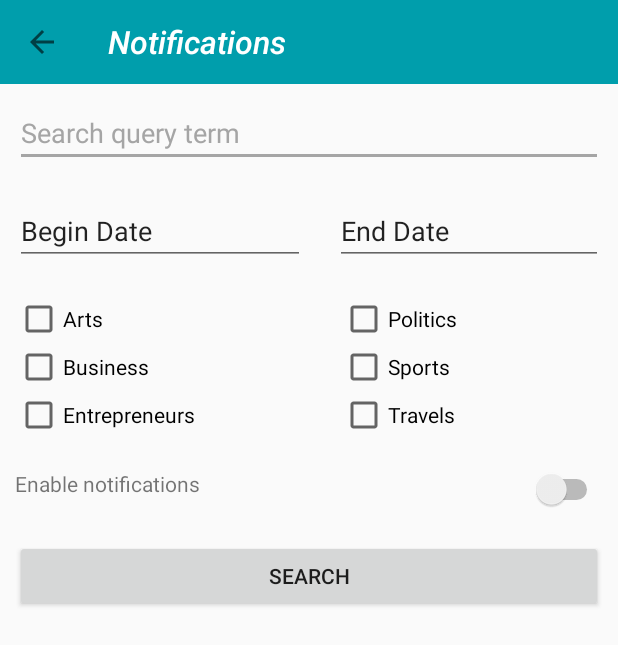
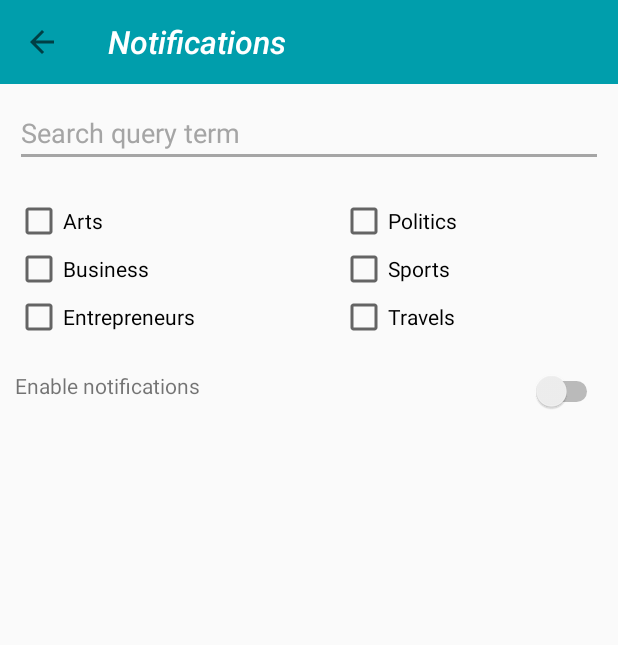
Before and after one commit to JohanneBoisvilliers/MyNews, an Android app: the screen it shows after launch (SearchActivity), after a tap on "Paramètres", on a phone screen of 412 x 824 dp. Shown: the top 645 px of the screen. Run offline under Robolectric (Android 15) with nearby library versions, the phone set to English and light mode, and no system bars; our stand-ins replace ButterKnife, RxJava; network calls fail; pictures from the network do not load.

Commit message:
Now SearchActivity load a different fragment depending on what button was pressed by the user, search or menu button in the mainActivity

```diff
--- a/app/src/main/java/com/example/jbois/mynews/Controllers/Activities/SearchActivity.java
+++ b/app/src/main/java/com/example/jbois/mynews/Controllers/Activities/SearchActivity.java
@@ -27,7 +27,11 @@ public class SearchActivity extends AppCompatActivity {
 
         this.setPageTitle();
         this.configureAndShowSearchFragment();
-        //this.configureFragmentContent();
+
+        Bundle bundle = new Bundle();
+        bundle.putString("TITLE", mPageTitle);
+        mSearchFragment.setArguments(bundle);
+
     }
     //Set the title in terms of what button user has pressed on the MainActivity toolbar and set the home button visible
     private void setPageTitle(){
@@ -51,11 +55,4 @@ public class SearchActivity extends AppCompatActivity {
         }
     }
 
-    private void configureFragmentContent (){
-        if(mPageTitle.equals("Search Articles")){
-        }else{
-
-        }
-    }
-
 }
--- a/app/src/main/java/com/example/jbois/mynews/Controllers/Fragments/SearchFragment.java
+++ b/app/src/main/java/com/example/jbois/mynews/Controllers/Fragments/SearchFragment.java
@@ -6,14 +6,23 @@ import android.support.v4.app.Fragment;
 import android.view.LayoutInflater;
 import android.view.View;
 import android.view.ViewGroup;
+import android.widget.Button;
 
 import com.example.jbois.mynews.R;
+
+import butterknife.BindView;
+import butterknife.ButterKnife;
 
 /**
  * A simple {@link Fragment} subclass.
  */
 public class SearchFragment extends Fragment {
 
+    @BindView(R.id.notifications_search_option) View mNotificationOption;
+    @BindView(R.id.date_options) View mDateOption;
+    @BindView(R.id.button_search) Button mSearchButton;
+
+    private String mPageTitle;
 
     public SearchFragment() {
         // Required empty public constructor
@@ -24,7 +33,26 @@ public class SearchFragment extends Fragment {
     public View onCreateView(LayoutInflater inflater, ViewGroup container,
                              Bundle savedInstanceState) {
         // Inflate the layout for this fragment
-        return inflater.inflate(R.layout.fragment_search, container, false);
+        View view =inflater.inflate(R.layout.fragment_search, container, false);
+        ButterKnife.bind(this,view);
+
+        Bundle bundle = this.getArguments();
+        mPageTitle = bundle.getString("TITLE");
+
+        this.configureActivityContent();
+        return view;
+    }
+
+    private void configureActivityContent(){
+        if(mPageTitle.contentEquals("Search Articles")){
+            mNotificationOption.setVisibility(View.INVISIBLE);
+            mNotificationOption.getLayoutParams().height=0;
+        }else{
+            mDateOption.setVisibility(View.INVISIBLE);
+            mDateOption.getLayoutParams().height=0;
+            mSearchButton.setVisibility(View.INVISIBLE);
+            mSearchButton.getLayoutParams().height=0;
+        }
     }
 
 }
--- a/app/src/main/res/layout/fragment_search.xml
+++ b/app/src/main/res/layout/fragment_search.xml
@@ -14,6 +14,7 @@
         android:layout_margin="10dp"
         android:textColor="@color/colorAccent"/>
     <LinearLayout
+        android:id="@+id/date_options"
         android:layout_width="match_parent"
         android:layout_height="wrap_content"
         android:layout_gravity="fill_horizontal"
@@ -94,6 +95,7 @@
     </LinearLayout>
 
     <Button
+        android:id="@+id/button_search"
         android:layout_width="match_parent"
         android:layout_height="wrap_content"
         android:layout_margin="10dp"
```
